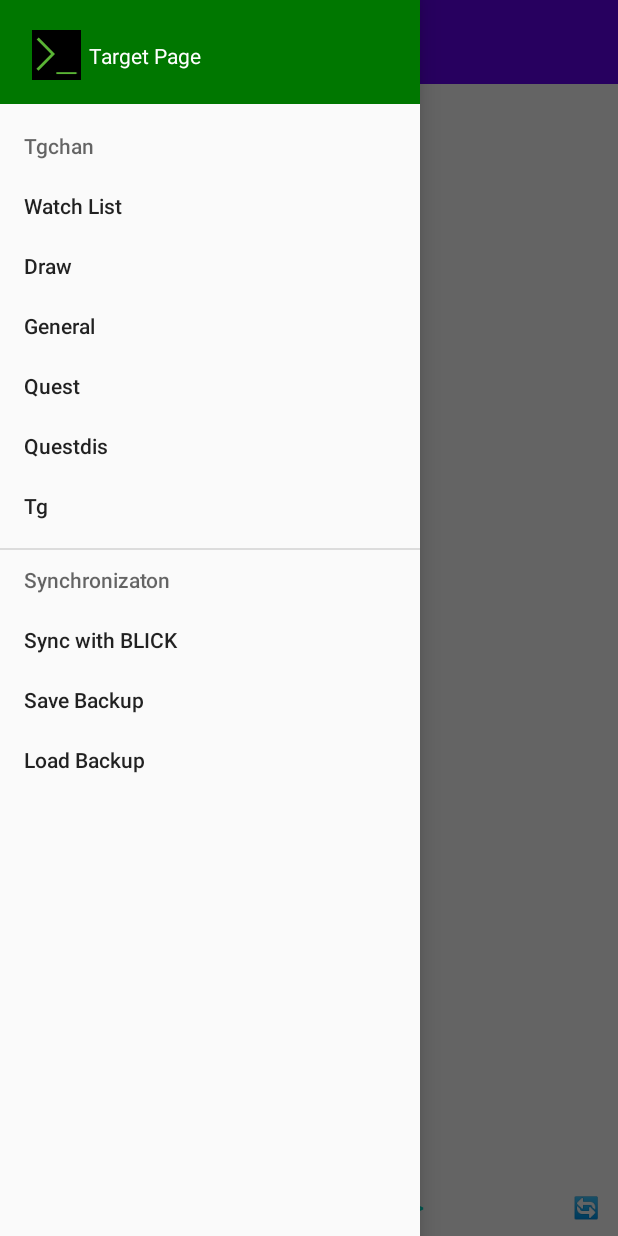
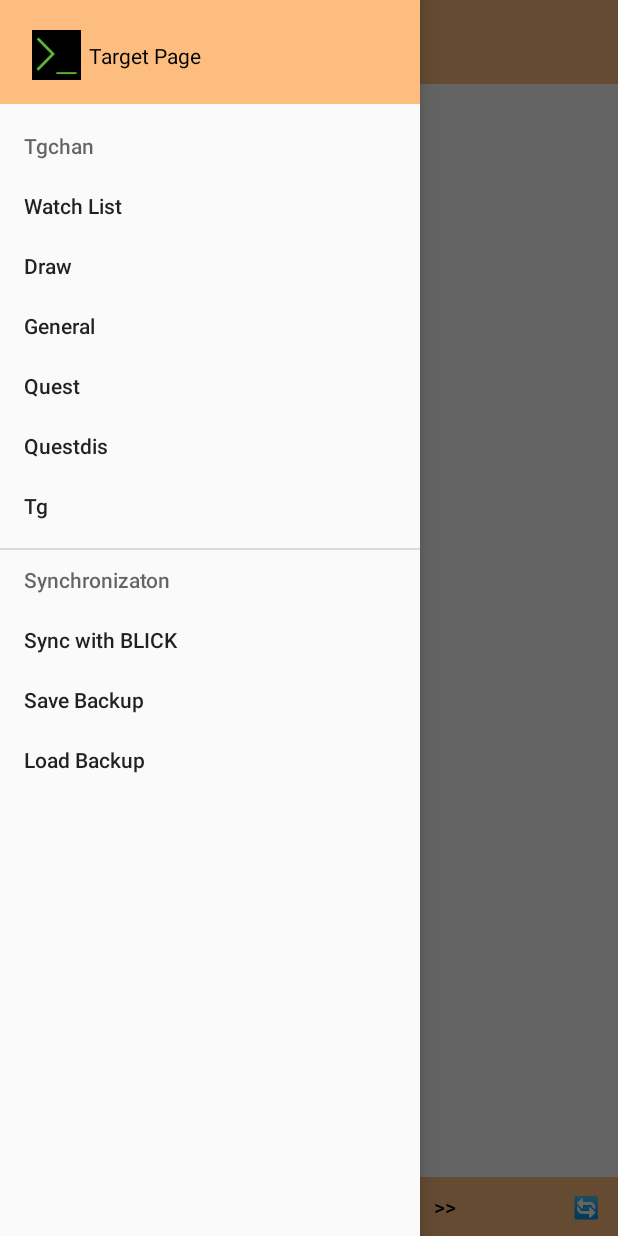
Before and after one commit to Dediggefedde/Questden_Blick_Reader, an Android app: the screen it shows after launch (MainActivity), with the side drawer open, on a phone screen of 412 x 824 dp. Run offline under Robolectric (Android 15) with nearby library versions, the phone set to English and light mode, and no system bars; our stand-ins replace Volley; libraries missing offline, so code that uses them is left out: com.github.javiersantos.appupdater; network calls fail; pictures from the network do not load; 1 statement that could not run was skipped.

Commit message:
watchlist position update diffutils in recyclerview color changes and cleanup some theme adaptions progress bar rework url clickable again

```diff
--- a/app/src/main/java/de/dediggefedde/questden_blick_reader/DataClasses.kt
+++ b/app/src/main/java/de/dediggefedde/questden_blick_reader/DataClasses.kt
@@ -50,7 +50,9 @@ data class TgThread(
     var postID: String = "",
     var isThread: Boolean = false,
     var isHighlight: Boolean = false,
-    var isSpoiler: Boolean = false
+    var isSpoiler: Boolean = false,
+    var newPosts: Int = 0,
+    var newImg: Int = 0
 ):Parcelable
 
 /**
--- a/app/src/main/java/de/dediggefedde/questden_blick_reader/GlideImageGetter.kt
+++ b/app/src/main/java/de/dediggefedde/questden_blick_reader/GlideImageGetter.kt
@@ -8,7 +8,6 @@ import android.graphics.Canvas
 import android.graphics.drawable.BitmapDrawable
 import android.graphics.drawable.Drawable
 import android.text.Html.ImageGetter
-import android.util.Log
 import android.widget.TextView
 import com.bumptech.glide.Glide
 import com.bumptech.glide.request.Request
@@ -40,7 +39,6 @@ class GlideImageGetter(
 
     override fun getDrawable(source: String): Drawable {
 //        imagesHandler?.addImage(source)
-        //Log.d("imgsrc",source)
 
         val drawable = BitmapDrawablePlaceholder()
 
--- /dev/null
+++ b/app/src/main/res/drawable/circle.xml
@@ -0,0 +1,21 @@
+<?xml version="1.0" encoding="utf-8"?>
+<layer-list xmlns:android="http://schemas.android.com/apk/res/android">
+    <item>
+        <shape
+            android:shape="ring"
+            android:innerRadiusRatio="2.6"
+            android:thickness="12dp"
+            android:useLevel="true">
+            <solid android:color="@color/color_progress_frame" />
+        </shape>
+    </item>
+    <item>
+        <shape
+            android:shape="ring"
+            android:innerRadiusRatio="2.5"
+            android:thickness="6dp"
+            android:useLevel="true">
+            <solid android:color="@color/color_progress_center" />
+        </shape>
+    </item>
+</layer-list>
--- a/app/src/main/res/layout/activity_main.xml
+++ b/app/src/main/res/layout/activity_main.xml
@@ -28,9 +28,10 @@
 
         <androidx.appcompat.widget.Toolbar
             android:id="@+id/toolbar"
+            app:titleTextColor="@color/colorAccent"
             android:layout_width="0dp"
             android:layout_height="wrap_content"
-            android:background="?attr/colorPrimary"
+            android:background="@color/color_title_bg"
             android:minHeight="?attr/actionBarSize"
             android:theme="?attr/actionBarTheme"
             app:layout_constraintEnd_toEndOf="parent"
@@ -67,12 +68,30 @@
             app:layout_constraintGuide_percent="0.9" />
 
         <ProgressBar
-            android:id="@+id/progressBar"
+            android:id="@+id/progressBarDet"
             style="@style/Widget.AppCompat.ProgressBar.Horizontal"
-            android:layout_width="wrap_content"
-            android:layout_height="wrap_content"
+            android:layout_width="150dp"
+            android:layout_height="150dp"
+            android:max="100"
+            android:progress="10"
+            android:progressDrawable="@drawable/circle"
+            android:rotation="-90"
+            app:layout_constraintBottom_toBottomOf="parent"
+            app:layout_constraintEnd_toEndOf="parent"
+            app:layout_constraintStart_toStartOf="parent"
+
+            app:layout_constraintTop_toTopOf="parent" />
+
+        <ProgressBar
+            android:id="@+id/progressBarUndet"
+            style="@style/Widget.AppCompat.ProgressBar"
+            android:theme="@style/ProgressBarStyle"
+            android:layout_width="150dp"
+            android:layout_height="150dp"
             android:max="100"
             android:progress="50"
+            android:rotation="-90"
+
             app:layout_constraintBottom_toBottomOf="parent"
             app:layout_constraintEnd_toEndOf="parent"
             app:layout_constraintStart_toStartOf="parent"
@@ -86,6 +105,7 @@
             android:orientation="horizontal"
             app:layout_constraintBottom_toTopOf="@+id/tool_dropout"
             app:layout_constraintEnd_toEndOf="parent"
+            android:background="@color/color_navigation_bg"
             app:layout_constraintStart_toStartOf="parent">
 
             <Button
@@ -108,7 +128,7 @@
                 style="?android:attr/buttonBarButtonStyle"
                 android:layout_width="wrap_content"
                 android:layout_height="wrap_content"
-                android:minWidth="0dp"
+                android:minWidth="48dp"
                 android:minHeight="0dp"
                 android:onClick="btnFirstButton"
                 android:text="@string/Bot_Nav_first" />
@@ -118,7 +138,7 @@
                 style="?android:attr/buttonBarButtonStyle"
                 android:layout_width="wrap_content"
                 android:layout_height="wrap_content"
-                android:minWidth="0dp"
+                android:minWidth="48dp"
                 android:minHeight="0dp"
                 android:onClick="btnPrevButton"
                 android:text="@string/Bot_Nav_prev" />
@@ -134,7 +154,7 @@
                 style="?android:attr/buttonBarButtonStyle"
                 android:layout_width="wrap_content"
                 android:layout_height="wrap_content"
-                android:minWidth="0dp"
+                android:minWidth="48dp"
                 android:minHeight="0dp"
                 android:onClick="btnNextButton"
                 android:text="@string/Bot_Nav_next" />
@@ -144,7 +164,7 @@
                 style="?android:attr/buttonBarButtonStyle"
                 android:layout_width="wrap_content"
                 android:layout_height="wrap_content"
-                android:minWidth="0dp"
+                android:minWidth="48dp"
                 android:minHeight="0dp"
                 android:onClick="btnLastButton"
                 android:text="@string/Bot_Nav_Last" />
@@ -170,7 +190,7 @@
             android:id="@+id/tx_img_path"
             android:layout_width="0dp"
             android:layout_height="0dp"
-            android:background="#8DC64B"
+            android:background="@color/color_imgPath_bg"
             android:onClick="btnimgZoomPath"
             android:text=""
             app:layout_constraintBottom_toBottomOf="parent"
@@ -194,6 +214,7 @@
             android:gravity="start"
             android:orientation="horizontal"
             android:visibility="gone"
+            android:background="@color/color_navigation_bg"
             app:layout_constraintBottom_toBottomOf="parent"
             app:layout_constraintEnd_toEndOf="parent"
             app:layout_constraintStart_toStartOf="parent">
--- a/app/src/main/res/layout/nav_header_main.xml
+++ b/app/src/main/res/layout/nav_header_main.xml
@@ -4,7 +4,7 @@
     android:id="@+id/nav_header"
     android:layout_width="match_parent"
     android:layout_height="wrap_content"
-    android:background="#070"
+    android:background="@color/color_header_bg"
     android:clickable="true"
     android:focusable="true"
     android:orientation="vertical"
@@ -16,10 +16,10 @@
         android:layout_width="43dp"
         android:layout_height="33dp"
         android:layout_marginTop="4dp"
-        app:srcCompat="@drawable/ic_questden"
+        android:contentDescription="@string/nav_header_img_desc"
         app:layout_constraintStart_toStartOf="parent"
         app:layout_constraintTop_toTopOf="parent"
-        android:contentDescription="@string/nav_header_img_desc" />
+        app:srcCompat="@drawable/ic_questden" />
 
     <TextView
         android:id="@+id/nav_header_textView"
@@ -27,6 +27,7 @@
         android:layout_height="wrap_content"
         android:text="@string/nav_header_title"
         android:textAppearance="@style/TextAppearance.AppCompat.Body1"
+        android:textColor="@color/colorAccent"
         app:layout_constraintBottom_toBottomOf="@+id/nav_header_imageView"
         app:layout_constraintStart_toEndOf="@+id/nav_header_imageView"
         app:layout_constraintTop_toTopOf="@+id/nav_header_imageView" />
--- a/app/src/main/res/values/colors.xml
+++ b/app/src/main/res/values/colors.xml
@@ -1,6 +1,21 @@
 <?xml version="1.0" encoding="utf-8"?>
 <resources>
-    <color name="colorPrimary">#6200EE</color>
-    <color name="colorPrimaryDark">#3700B3</color>
-    <color name="colorAccent">#03DAC5</color>
+    <color name="colorPrimary">#8DC64B</color><!-- text bg color -->
+    <color name="colorPrimaryDark">#000</color><!-- smartphone icon bars-->
+    <color name="colorAccent">#000</color> <!-- text color -->
+    <color name="color_list_date">#1B6FA6</color>
+    <color name="color_list_bg">#F0E0D6</color>
+    <color name="color_list_title">#B60D02</color>
+    <color name="color_list_text">#600000</color>
+    <color name="color_list_author">#074025</color>
+    <color name="color_list_watch_bg">#20E91E63</color>
+    <color name="color_list_watch_text">#A52B23</color>
+    <color name="color_list_postID">#1B6FA6</color>
+    <color name="color_imgPath_bg">#8DC64B</color>
+    <color name="color_navigation_bg">#FCBD7E</color>
+    <color name="color_progress_frame">#000</color>
+    <color name="color_progress_center">#FCBD7E</color>
+    <color name="color_syncHeader_bg">#FCBD7E</color>
+    <color name="color_title_bg">#FCBD7E</color>
+    <color name="color_header_bg">#FCBD7E</color>
 </resources>
--- a/app/src/main/res/values/styles.xml
+++ b/app/src/main/res/values/styles.xml
@@ -7,6 +7,8 @@
         <item name="colorAccent">@color/colorAccent</item>
         <item name="windowActionBar">false</item>
         <item name="windowNoTitle">true</item>
+        <item name="drawerArrowStyle">@style/DrawerArrowStyle</item>
+        <item name="progressBarStyle">@style/ProgressBarStyle</item>
     </style>
     <style name="AppTheme.NoActionBar">
         <item name="windowActionBar">false</item>
@@ -18,5 +20,11 @@
         <item name="listPreferredItemHeightSmall">40dp</item><!-- menu item height- vary as u need -->
         <item name="listPreferredItemHeight">40dp</item>
     </style>
+    <style name="DrawerArrowStyle" parent="Widget.AppCompat.DrawerArrowToggle">
+        <item name="color">@android:color/black</item>
+    </style>
+    <style name="ProgressBarStyle">
+        <item name="colorAccent">@color/color_progress_center</item>
+    </style>
 
 </resources>
```
Also changed, not shown: app/src/main/java/de/dediggefedde/questden_blick_reader/GUIListViewClasses.kt (+40 -42 lines), app/src/main/java/de/dediggefedde/questden_blick_reader/MainActivity.kt (+89 -102 lines), app/src/main/java/de/dediggefedde/questden_blick_reader/NetworkSingleton.kt (+1 -6 lines), app/src/main/res/layout/list_item.xml (+8 -8 lines), app/src/main/res/layout/sync.xml (+4 -4 lines).
